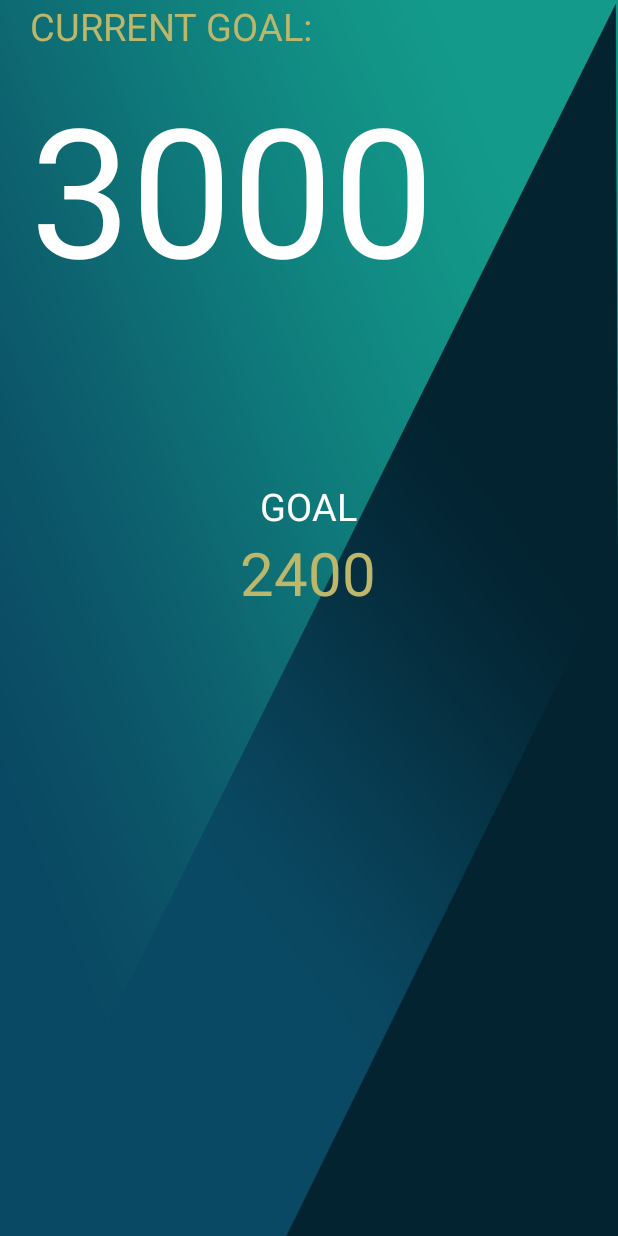
After one commit to harshpatel17/CarbonZero, an Android app: the fragment CarbonFragment placed in its activity, on a phone screen of 412 x 824 dp. The commit adds this screen. Run offline under Robolectric (Android 15) with nearby library versions, the phone set to English and light mode, and no system bars; our stand-ins replace Firebase (no records; nobody signed in at launch, a user with empty details on screens opened directly); libraries missing offline, so code that uses them is left out: github.hellocsl.cursorwheel; plain views replace CursorWheelLayout; 3 statements that could not run were skipped.

Commit message:
Added wheel functionality, graphs, pedometer, and carbon footprint

```diff
--- a/app/build.gradle
+++ b/app/build.gradle
@@ -31,6 +31,8 @@ dependencies {
     // Cursor Wheel Layout
     compile 'github.hellocsl:CursorWheelLayout:1.1.0'
 
+    // Graph View
+    compile 'com.jjoe64:graphview:4.2.1'
 }
 
 
--- /dev/null
+++ b/app/src/main/java/com/ryzen/ryan/carbonzero/CarbonFragment.java
@@ -0,0 +1,28 @@
+package com.ryzen.ryan.carbonzero;
+
+    import android.os.Bundle;
+import android.support.v4.app.Fragment;
+import android.view.LayoutInflater;
+import android.view.View;
+import android.view.ViewGroup;
+
+import com.ryzen.ryan.carbonzero.R;
+
+/**
+ * Created by Ryan on 2/24/2018.
+ */
+
+public class CarbonFragment extends Fragment {
+
+    @Override
+    public View onCreateView(LayoutInflater inflater, ViewGroup container,
+                             Bundle savedInstanceState) {
+        View v = inflater.inflate(R.layout.fragment_carbon, container, false);
+
+
+
+
+        return v;
+    }
+
+}
--- a/app/src/main/res/layout/activity_earth.xml
+++ b/app/src/main/res/layout/activity_earth.xml
@@ -4,79 +4,61 @@
     xmlns:tools="http://schemas.android.com/tools"
     android:layout_width="match_parent"
     android:layout_height="match_parent"
-    tools:context="com.ryzen.ryan.carbonzero.EarthActivity">
+    tools:context="com.ryzen.ryan.carbonzero.EarthActivity"
+    android:background="@drawable/background">
 
 
-    <!--<github.hellocsl.cursorwheel.CursorWheelLayout-->
-        <!--android:id="@+id/test_circle_menu_right"-->
-        <!--android:layout_width="306dip"-->
-        <!--android:layout_height="306dip"-->
-        <!--android:layout_gravity="center_vertical|right|bottom"-->
-        <!--android:layout_marginBottom="-153dp"-->
-        <!--android:layout_marginRight="-153dip"-->
-        <!--app:wheelBackgroundColor="#029673"-->
-        <!--app:wheelCursorColor="#9581"-->
-        <!--app:wheelCursorHeight="20dip"-->
-        <!--app:wheelFlingValue="460"-->
-        <!--app:wheelSelectedAngle="225">-->
-    <!--<Text-->
-        <!--android:id="@+id/text_1"-->
-        <!--android:layout_width="wrap_content"-->
-        <!--android:layout_height="wrap_content">-->
+    <FrameLayout
+        android:id="@+id/frameLayout"
+        android:layout_width="match_parent"
+        android:layout_height="300dp">
 
-    <!--</Text>-->
-    <!--</github.hellocsl.cursorwheel.CursorWheelLayout>-->
+    </FrameLayout>
+
     <LinearLayout
         android:layout_width="match_parent"
         android:layout_height="match_parent"
         android:orientation="vertical"
-        android:gravity="center">
-
-        <TextView
-            android:id="@+id/textView3"
-            android:layout_width="match_parent"
-            android:layout_height="wrap_content"
-            android:layout_alignParentTop="true"
-            android:layout_centerHorizontal="true"
-            android:layout_marginTop="53dp"
-            android:text="Steps:"
-            android:textAppearance="@style/TextAppearance.AppCompat.Body2" />
-
-        <TextView
-            android:id="@+id/pedometerText"
-            android:layout_width="match_parent"
-            android:layout_height="wrap_content"
-            android:layout_alignParentTop="true"
-            android:layout_centerHorizontal="true"
-            android:layout_marginTop="91dp"
-            android:text="0"
-            android:textAppearance="@style/TextAppearance.AppCompat.Display1" />
-
-        <TextView
-            android:id="@+id/selectedText"
-            android:layout_width="match_parent"
-            android:layout_height="wrap_content"
-            android:text="Selected" />
+        android:layout_below="@+id/frameLayout"
+        android:layout_marginTop="20dp"
+        >
 
         <github.hellocsl.cursorwheel.CursorWheelLayout
             android:id="@+id/wheel_image"
-            android:layout_width="300dp"
-            android:layout_height="300dp"
+            android:layout_width="250dp"
+            android:layout_height="250dp"
             android:layout_centerHorizontal="true"
             android:layout_centerVertical="true"
-            app:wheelBackgroundColor="#ffff"
+            android:layout_gravity="center"
+            app:wheelBackgroundColor="#26dcdcdc"
             app:wheelItemRotateMode="none"
             app:wheelSelectedAngle="270"
-            app:wheelCenterRadio="0.1">
+            app:wheelCenterRadio="0.5"
+            app:wheelItemRadio="0.2">
 
-            <TextView
+            <LinearLayout
                 android:id="@id/id_wheel_menu_center_item"
-                android:layout_width="wrap_content"
-                android:layout_height="wrap_content"
-                android:gravity="center"
-                android:text="1"
-                android:textColor="@color/colorPrimary" />
+                android:layout_width="match_parent"
+                android:layout_height="match_parent"
+                android:orientation="vertical">
 
+                <TextView
+                    android:layout_width="match_parent"
+                    android:layout_height="wrap_content"
+                    android:gravity="center"
+                    android:text="GOAL"
+                    android:textColor="#fff"
+                    android:textSize="25dp" />
+
+                <TextView
+                    android:id="@+id/textView"
+                    android:layout_width="match_parent"
+                    android:layout_height="wrap_content"
+                    android:gravity="center"
+                    android:text="2400"
+                    android:textColor="#BDB76B"
+                    android:textSize="40dp" />
+            </LinearLayout>
 
 
         </github.hellocsl.cursorwheel.CursorWheelLayout>
--- /dev/null
+++ b/app/src/main/res/layout/fragment_carbon.xml
@@ -0,0 +1,62 @@
+<FrameLayout xmlns:android="http://schemas.android.com/apk/res/android"
+    xmlns:tools="http://schemas.android.com/tools"
+    android:layout_width="match_parent"
+    android:layout_height="400dp"
+    tools:context="com.ryzen.ryan.carbonzero.CarbonFragment">
+
+    <!-- TODO: Update blank fragment layout -->
+    <LinearLayout
+        android:layout_width="match_parent"
+        android:layout_height="match_parent"
+        android:orientation="vertical">
+
+        <LinearLayout
+            android:layout_width="match_parent"
+            android:layout_height="wrap_content"
+            android:orientation="horizontal">
+
+            <Space
+                android:layout_width="40dp"
+                android:layout_height="wrap_content"
+                android:layout_weight="1" />
+
+            <TextView
+                android:id="@+id/textView2"
+                android:layout_width="match_parent"
+                android:layout_height="wrap_content"
+                android:layout_weight="1"
+                android:text="CURRENT GOAL:"
+                android:textColor="#BDB76B"
+                android:textSize="25dp" />
+        </LinearLayout>
+
+        <LinearLayout
+            android:layout_width="match_parent"
+            android:layout_height="wrap_content"
+            android:layout_marginTop="40dp"
+            android:gravity="left"
+            android:orientation="horizontal">
+
+            <Space
+                android:layout_width="40dp"
+                android:layout_height="wrap_content"
+                android:layout_weight="1" />
+
+            <TextView
+                android:id="@+id/currentGoal"
+                android:layout_width="match_parent"
+                android:layout_height="164dp"
+                android:layout_weight="1"
+                android:text="3000"
+                android:textColor="#fff"
+                android:textSize="120dp"
+                android:translationY="-30dp" />
+        </LinearLayout>
+
+        <Space
+            android:layout_width="match_parent"
+            android:layout_height="300dp" />
+
+    </LinearLayout>
+
+</FrameLayout>
--- a/app/src/main/res/values/strings.xml
+++ b/app/src/main/res/values/strings.xml
@@ -14,4 +14,7 @@
     <string name="permission_rationale">"Contacts permissions are needed for providing email
         completions."
     </string>
+
+    <!-- TODO: Remove or change this placeholder text -->
+    <string name="hello_blank_fragment">Hello blank fragment</string>
 </resources>
```
Also changed, not shown: app/src/main/java/com/ryzen/ryan/carbonzero/EarthActivity.java (+55 -58 lines), app/src/main/java/com/ryzen/ryan/carbonzero/GraphFragment.java (added, +101 -0 lines), app/src/main/java/com/ryzen/ryan/carbonzero/LoginActivity.java (+15 -12 lines), app/src/main/java/com/ryzen/ryan/carbonzero/PedometerFragment.java (added, +92 -0 lines), app/src/main/res/layout/activity_landing_page.xml (+7 -24 lines), app/src/main/res/layout/activity_login.xml (+51 -33 lines), app/src/main/res/layout/earth_wheel_layout.xml (+5 -5 lines), app/src/main/res/layout/fragment_graph.xml (added, +19 -0 lines), app/src/main/res/layout/fragment_pedometer.xml (added, +40 -0 lines), app/src/main/res/drawable-v24/carrot.png (added), app/src/main/res/drawable-v24/footprints.png (added), app/src/main/res/drawable-v24/linechart.png (added), app/src/main/res/drawable-v24/walking.png (added), app/src/main/res/drawable-v24/washingmachine.png (added), 1 more files.
